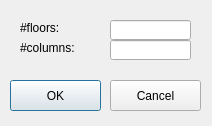
The window that FacadeSegmentation/SegmentationDialog.ui (PeterZhouSZ/FacadeSegmentation) describes before a commit, drawn with Qt 5.
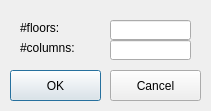
The same window after the commit.

```diff
--- a/FacadeSegmentation/SegmentationDialog.ui
+++ b/FacadeSegmentation/SegmentationDialog.ui
@@ -6,8 +6,8 @@
    <rect>
     <x>0</x>
     <y>0</y>
-    <width>212</width>
-    <height>126</height>
+    <width>211</width>
+    <height>111</height>
    </rect>
   </property>
   <property name="windowTitle">
@@ -63,7 +63,7 @@
    <property name="geometry">
     <rect>
      <x>10</x>
-     <y>80</y>
+     <y>70</y>
      <width>91</width>
      <height>31</height>
     </rect>
@@ -76,7 +76,7 @@
    <property name="geometry">
     <rect>
      <x>110</x>
-     <y>80</y>
+     <y>70</y>
      <width>91</width>
      <height>31</height>
     </rect>
```
